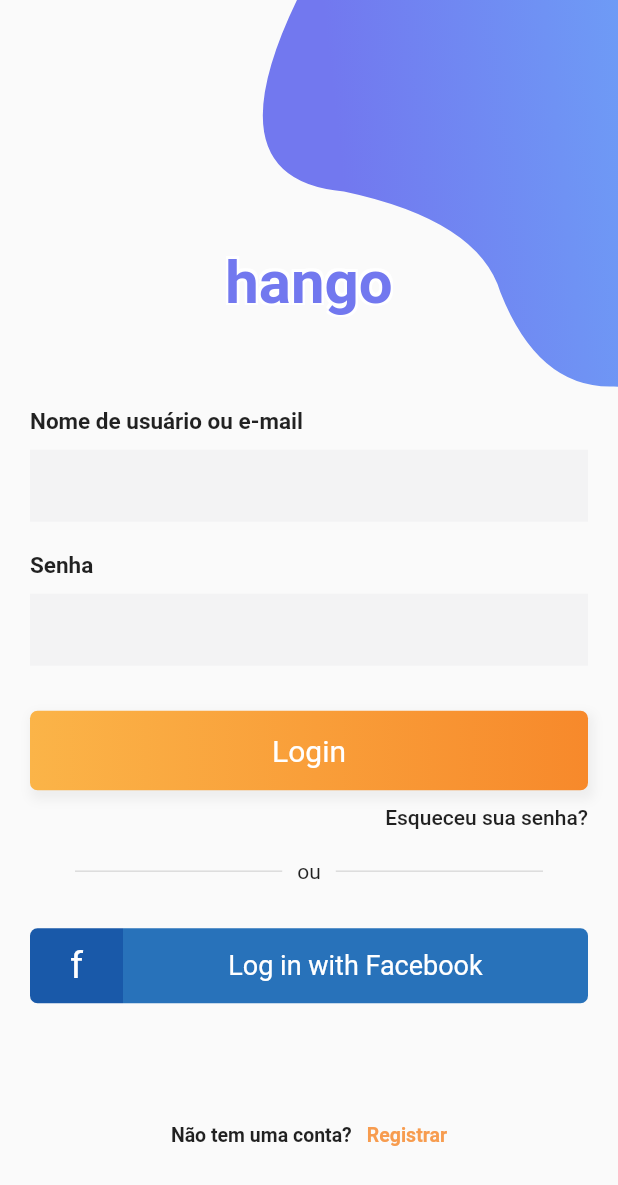
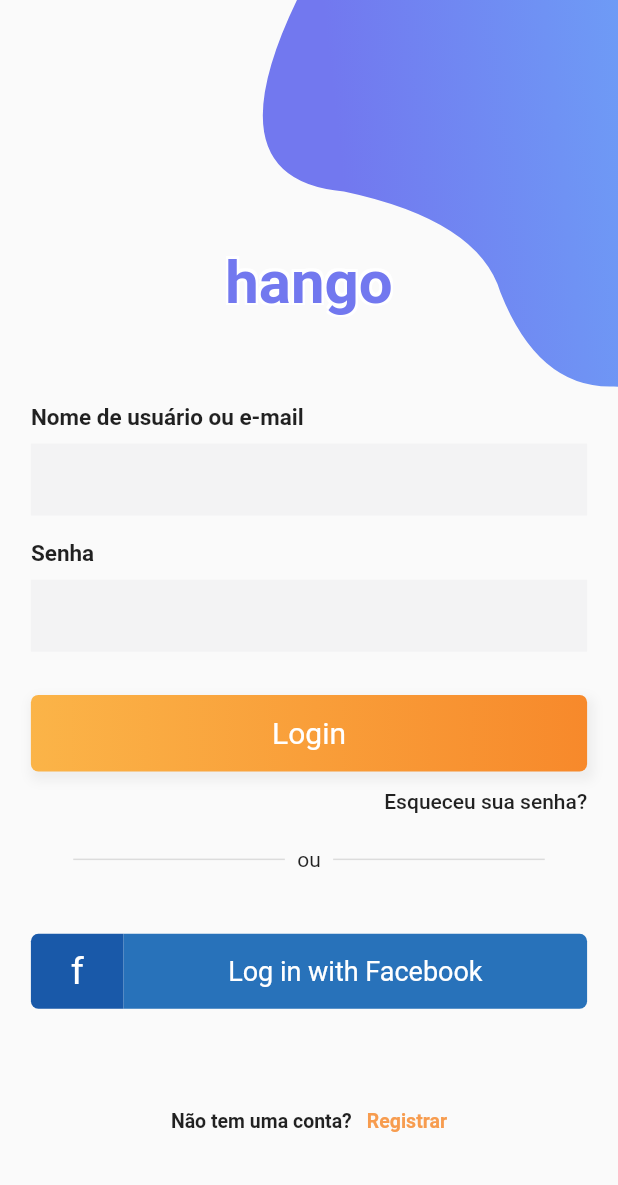
Before and after one commit to mvelosos/eveenz-mobile, a Flutter app: the screen it shows after launch, on a phone screen of 412 x 824 dp. Shown: the top 1185 px of the screen. Run offline on Flutter 3.47's test engine with Material 2 defaults, Android fonts, the phone set to English and light mode, and no system bars; our stand-ins replace dartz, dio, geolocator, get_it, google_maps_flutter, mobx and 1 more; missing offline and left inert: flutter_facebook_login; generated files the repository leaves out were written again.

Commit message:
update login page to be responsive

```diff
--- a/lib/app/pages/login/login_page.dart
+++ b/lib/app/pages/login/login_page.dart
@@ -2,6 +2,7 @@ import 'package:flutter/material.dart';
 import 'package:flutter/services.dart';
 import 'package:party_mobile/app/controllers/login_controller.dart';
 import 'package:party_mobile/app/locator.dart';
+import 'package:party_mobile/app/pages/login/widgets/facebook_login_button.dart';
 import 'package:party_mobile/app/view_models/user_login_vm.dart';
 
 import 'widgets/bezier_container.dart';
@@ -14,7 +15,7 @@ class LoginPage extends StatefulWidget {
 
 class _LoginPageState extends State<LoginPage> {
   var userLogin = UserLoginVM();
-  var loginController = locator<LoginController>();
+  var _loginController = locator<LoginController>();
 
   Widget _title() {
     return Text(
@@ -49,9 +50,9 @@ class _LoginPageState extends State<LoginPage> {
     );
   }
 
-  Widget _loginInput() {
+  Widget _loginInput(BoxConstraints constraints) {
     return Container(
-      margin: EdgeInsets.symmetric(vertical: 10),
+      margin: EdgeInsets.symmetric(vertical: constraints.maxHeight * .01),
       child: Column(
         crossAxisAlignment: CrossAxisAlignment.start,
         children: <Widget>[
@@ -62,7 +63,7 @@ class _LoginPageState extends State<LoginPage> {
               fontSize: 15,
             ),
           ),
-          SizedBox(height: 10),
+          SizedBox(height: constraints.maxHeight * .01),
           TextField(
             autocorrect: false,
             enableSuggestions: false,
@@ -80,9 +81,9 @@ class _LoginPageState extends State<LoginPage> {
     );
   }
 
-  Widget _passwordInput() {
+  Widget _passwordInput(BoxConstraints constraints) {
     return Container(
-      margin: EdgeInsets.symmetric(vertical: 10),
+      margin: EdgeInsets.symmetric(vertical: constraints.maxHeight * .01),
       child: Column(
         crossAxisAlignment: CrossAxisAlignment.start,
         children: <Widget>[
@@ -93,7 +94,7 @@ class _LoginPageState extends State<LoginPage> {
               fontSize: 15,
             ),
           ),
-          SizedBox(height: 10),
+          SizedBox(height: constraints.maxHeight * .01),
           TextField(
             obscureText: true,
             enableSuggestions: false,
@@ -111,11 +112,11 @@ class _LoginPageState extends State<LoginPage> {
     );
   }
 
-  Widget _submitButton() {
+  Widget _submitButton(BoxConstraints constraints) {
     var white = Colors.white;
     return Container(
       width: MediaQuery.of(context).size.width,
-      padding: EdgeInsets.symmetric(vertical: 15),
+      padding: EdgeInsets.symmetric(vertical: constraints.maxHeight * .017),
       alignment: Alignment.center,
       decoration: BoxDecoration(
         borderRadius: BorderRadius.all(
@@ -140,7 +141,7 @@ class _LoginPageState extends State<LoginPage> {
       ),
       child: InkWell(
         onTap: () {
-          loginController.loginWithEmail(userLogin);
+          _loginController.loginWithEmail(userLogin);
         },
         child: Text(
           'Login',
@@ -150,84 +151,30 @@ class _LoginPageState extends State<LoginPage> {
     );
   }
 
-  Widget _divider() {
+  Widget _divider(BoxConstraints constraints) {
     return Container(
-      margin: EdgeInsets.symmetric(vertical: 10),
+      margin: EdgeInsets.symmetric(vertical: constraints.maxHeight * .012),
       child: Row(
         children: <Widget>[
           SizedBox(width: 20),
           Expanded(
             child: Padding(
-              padding: EdgeInsets.symmetric(horizontal: 10),
+              padding: EdgeInsets.symmetric(
+                horizontal: constraints.maxWidth * .02,
+              ),
               child: Divider(thickness: 1),
             ),
           ),
           Text('ou'),
           Expanded(
             child: Padding(
-              padding: EdgeInsets.symmetric(horizontal: 10),
+              padding: EdgeInsets.symmetric(
+                horizontal: constraints.maxWidth * .02,
+              ),
               child: Divider(thickness: 1),
             ),
           ),
           SizedBox(width: 20),
-        ],
-      ),
-    );
-  }
-
-  Widget _facebookButton() {
-    return Container(
-      height: 50,
-      margin: EdgeInsets.symmetric(vertical: 20),
-      decoration: BoxDecoration(
-        borderRadius: BorderRadius.all(
-          Radius.circular(10),
-        ),
-      ),
-      child: Row(
-        children: <Widget>[
-          Expanded(
-            flex: 1,
-            child: Container(
-              decoration: BoxDecoration(
-                color: Color(0xff1959a9),
-                borderRadius: BorderRadius.only(
-                  bottomLeft: Radius.circular(5),
-                  topLeft: Radius.circular(5),
-                ),
-              ),
-              alignment: Alignment.center,
-              child: Text(
-                'f',
-                style: TextStyle(
-                  color: Colors.white,
-                  fontSize: 25,
-                  fontWeight: FontWeight.w400,
-                ),
-              ),
-            ),
-          ),
-          Expanded(
-            flex: 5,
-            child: Container(
-              decoration: BoxDecoration(
-                color: Color(0xff2872ba),
-                borderRadius: BorderRadius.only(
-                  bottomRight: Radius.circular(5),
-                  topRight: Radius.circular(5),
-                ),
-              ),
-              alignment: Alignment.center,
-              child: Text(
-                'Log in with Facebook',
-                style: TextStyle(
-                  color: Colors.white,
-                  fontSize: 18,
-                  fontWeight: FontWeight.w400,
-                ),
-              ),
-            ),
-          ),
         ],
       ),
     );
@@ -284,7 +231,9 @@ class _LoginPageState extends State<LoginPage> {
                   child: BezierContainer(),
                 ),
                 Container(
-                  padding: EdgeInsets.symmetric(horizontal: 20),
+                  padding: EdgeInsets.symmetric(
+                    horizontal: constraints.maxWidth * .05,
+                  ),
                   child: SingleChildScrollView(
                     child: Column(
                       crossAxisAlignment: CrossAxisAlignment.center,
@@ -292,13 +241,15 @@ class _LoginPageState extends State<LoginPage> {
                       children: <Widget>[
                         SizedBox(height: constraints.maxHeight * .2),
                         _title(),
-                        SizedBox(height: 50),
-                        _loginInput(),
-                        _passwordInput(),
-                        SizedBox(height: 20),
-                        _submitButton(),
+                        SizedBox(height: constraints.maxHeight * .06),
+                        _loginInput(constraints),
+                        _passwordInput(constraints),
+                        SizedBox(height: constraints.maxHeight * .025),
+                        _submitButton(constraints),
                         Container(
-                          padding: EdgeInsets.symmetric(vertical: 10),
+                          padding: EdgeInsets.symmetric(
+                            vertical: constraints.maxHeight * .015,
+                          ),
                           alignment: Alignment.centerRight,
                           child: Text(
                             'Esqueceu sua senha?',
@@ -308,8 +259,9 @@ class _LoginPageState extends State<LoginPage> {
                             ),
                           ),
                         ),
-                        _divider(),
-                        _facebookButton(),
+                        _divider(constraints),
+                        SizedBox(height: constraints.maxHeight * .03),
+                        FacebookLoginButton(loginController: _loginController),
                         SizedBox(height: constraints.maxHeight * .055),
                         _createAccountLabel(),
                       ],
```
